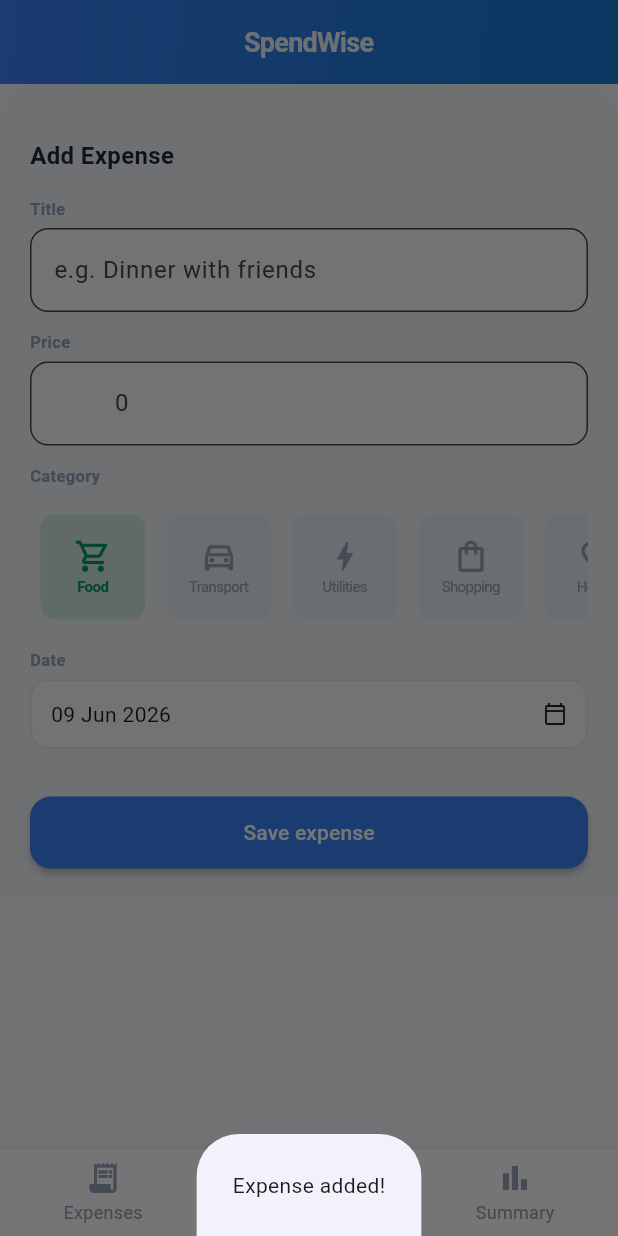
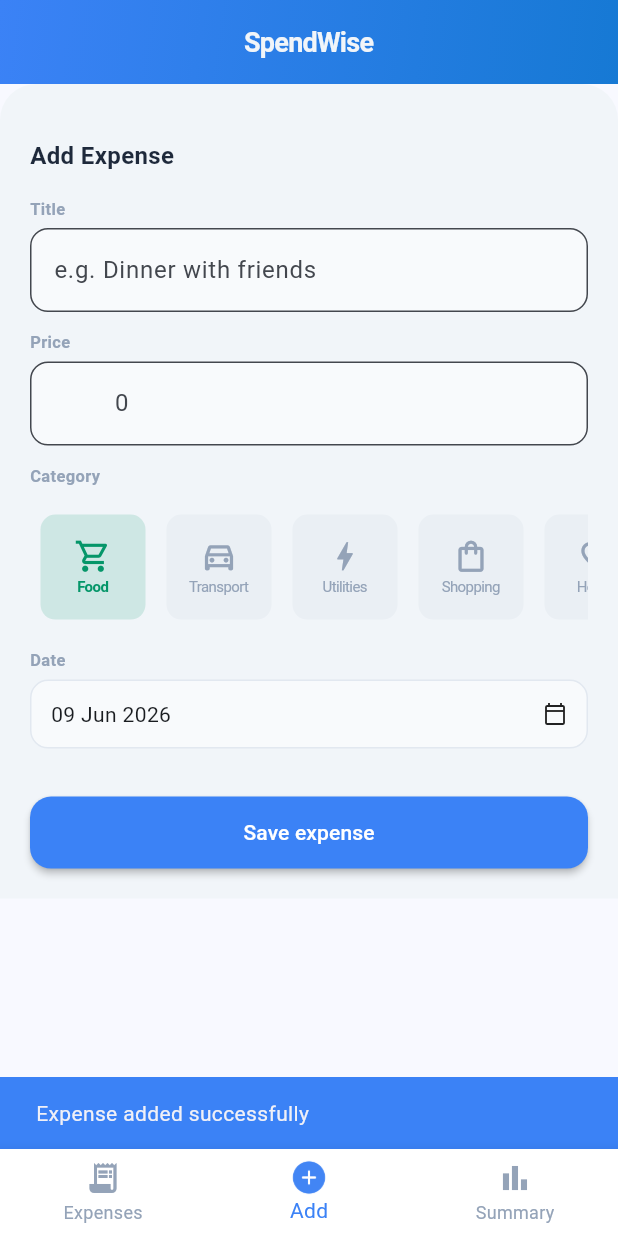
Before and after one commit to Rayyan-Wahid/SpendWise, a Flutter app: the screen it shows after launch, item 2 of the bottom bar chosen, after a tap on "Save expense", on a phone screen of 412 x 824 dp. Run offline on Flutter 3.47's test engine with Material 3 defaults, Android fonts, the phone set to English and light mode, and no system bars; our stand-ins replace fl_chart, hive, hive_flutter; accounts and stored records are empty; Roboto replaces fonts that are missing (SF Pro Display).

```diff
--- a/lib/screens/expense_form.dart
+++ b/lib/screens/expense_form.dart
@@ -6,36 +6,55 @@
 import 'package:myspendwise/services/hive_service.dart';
 
 class ExpenseForm extends StatefulWidget {
-  const ExpenseForm({super.key});
+  final Expense? expense;
+  const ExpenseForm({super.key, required this.expense});
 
   @override
   State<ExpenseForm> createState() => ExpenseFormState();
 }
 
 class ExpenseFormState extends State<ExpenseForm> {
-  final _titleController = TextEditingController();
-  final _priceController = TextEditingController();
+  late final titleController;
+  late final priceController;
 
-  String _selectedCategory = 'Food';
-  DateTime _selectedDate = DateTime.now();
+  late String selectedCategory;
+  late DateTime selectedDate;
+
+  @override
+  void initState() {
+    super.initState();
+    titleController = TextEditingController(
+      text: widget.expense != null ? widget.expense!.title : '',
+    );
+    priceController = TextEditingController(
+      text: widget.expense != null ? widget.expense!.price.toString() : '',
+    );
+
+    selectedCategory = widget.expense != null
+        ? widget.expense!.category
+        : 'Food';
+    selectedDate = widget.expense != null
+        ? widget.expense!.date
+        : DateTime.now();
+  }
 
   Future<void> _pickDate() async {
     final picked = await showDatePicker(
       context: context,
-      initialDate: _selectedDate,
+      initialDate: selectedDate,
       firstDate: DateTime(2020),
       lastDate: DateTime(2030),
     );
 
     if (picked != null) {
-      setState(() => _selectedDate = picked);
+      setState(() => selectedDate = picked);
     }
   }
 
   @override
   void dispose() {
-    _titleController.dispose();
-    _priceController.dispose();
+    titleController.dispose();
+    priceController.dispose();
     super.dispose();
   }
 
@@ -81,13 +100,13 @@
             const SizedBox(height: 16),
 
             _label('Title'),
-            _input(_titleController, 'e.g. Dinner with friends'),
+            _input(titleController, 'e.g. Dinner with friends'),
 
             const SizedBox(height: 12),
 
             _label('Price'),
             TextField(
-              controller: _priceController,
+              controller: priceController,
               keyboardType: TextInputType.number,
               decoration: _inputDecoration('0').copyWith(prefixText: 'PKR  '),
             ),
@@ -101,10 +120,10 @@
               scrollDirection: Axis.horizontal,
               child: Row(
                 children: categoryMap.keys.map((cat) {
-                  final selected = cat == _selectedCategory;
+                  final selected = cat == selectedCategory;
 
                   return GestureDetector(
-                    onTap: () => setState(() => _selectedCategory = cat),
+                    onTap: () => setState(() => selectedCategory = cat),
                     child: Container(
                       width: 70,
                       height: 70,
@@ -168,7 +187,7 @@
                 child: Row(
                   mainAxisAlignment: MainAxisAlignment.spaceBetween,
                   children: [
-                    Text(DateFormat('dd MMM yyyy').format(_selectedDate)),
+                    Text(DateFormat('dd MMM yyyy').format(selectedDate)),
                     const Icon(Icons.calendar_today_outlined, size: 16),
                   ],
                 ),
@@ -186,17 +205,20 @@
                 onPressed: () {
                   setState(() {
                     saveData();
-                    _titleController.clear();
-                    _priceController.clear();
-                    _selectedCategory = 'Food';
-                    _selectedDate = DateTime.now();
+                    titleController.clear();
+                    priceController.clear();
+                    selectedCategory = 'Food';
+                    selectedDate = DateTime.now();
+                    if (widget.expense != null) Navigator.pop(context);
                   });
                   ();
-                  showModalBottomSheet(
-                    context: context,
-                    builder: (_) => const Padding(
-                      padding: EdgeInsets.all(24),
-                      child: Text('Expense added!'),
+                  ScaffoldMessenger.of(context).showSnackBar(
+                    SnackBar(
+                      content: widget.expense != null
+                          ? Text("Expense updated successfully")
+                          : Text("Expense added successfully"),
+                      backgroundColor: AppColors.accent,
+                      duration: Duration(seconds: 2),
                     ),
                   );
                 },
@@ -241,16 +263,27 @@
   );
 
   Future<void> saveData() async {
-    await HiveService.addExpense(
-      Expense(
-        id: DateTime.now().millisecondsSinceEpoch.toString(),
-        title: _titleController.text,
-        price: double.parse(_priceController.text),
-        category: _selectedCategory,
-        date: _selectedDate,
-      ),
-    );
+    final existing = widget.expense;
+    if (existing != null) {
+      await HiveService.addExpense(
+        Expense(
+          id: existing.id,
+          title: titleController.text,
+          price: double.parse(priceController.text),
+          category: selectedCategory,
+          date: selectedDate,
+        ),
+      );
+    } else {
+      await HiveService.addExpense(
+        Expense(
+          id: DateTime.now().millisecondsSinceEpoch.toString(),
+          title: titleController.text,
+          price: double.parse(priceController.text),
+          category: selectedCategory,
+          date: selectedDate,
+        ),
+      );
+    }
   }
 }
-
-    // optional: clear fields after saving
--- a/lib/widgets/bottom_navigation.dart
+++ b/lib/widgets/bottom_navigation.dart
@@ -24,7 +24,7 @@
         final expenses = HiveService.getExpenses();
         final screens = [
           ExpensesScreen(expenses: expenses),
-          const ExpenseForm(),
+          const ExpenseForm(expense: null),
           SummaryScreen(expenses: expenses),
         ];
 
--- a/lib/widgets/summary_card.dart
+++ b/lib/widgets/summary_card.dart
@@ -1,7 +1,5 @@
 import 'package:flutter/material.dart';
-import 'package:intl/intl.dart';
 import '../config/app_colors.dart';
-import '../data/expense_data.dart';
 import '../data/category.dart';
 
 class SummaryCard extends StatelessWidget {
@@ -45,7 +43,7 @@
             // Name + amount + progress bar
             Expanded(
               child: Column(
-                mainAxisSize: MainAxisSize.min, // 👈 key fix
+                mainAxisSize: MainAxisSize.min,
                 crossAxisAlignment: CrossAxisAlignment.start,
                 children: [
                   Row(
```
Also changed, not shown: lib/config/app_colors.dart (+2 -36 lines), lib/screens/expenses.dart (+13 -2 lines), lib/screens/summary.dart (+24 -27 lines).
